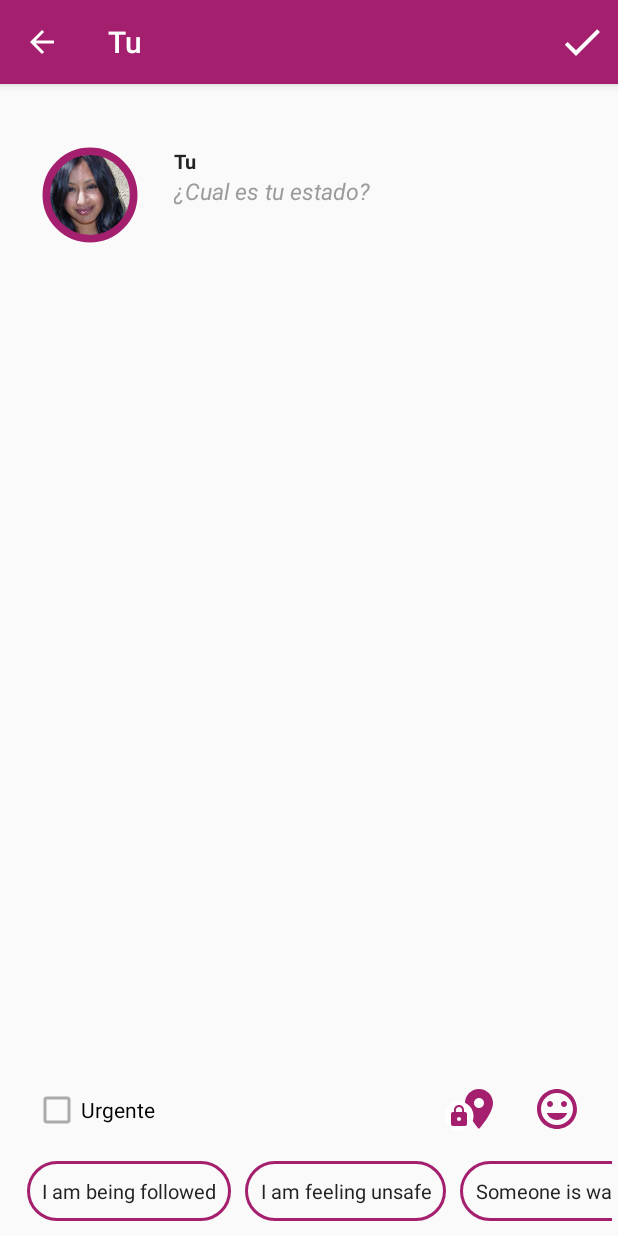
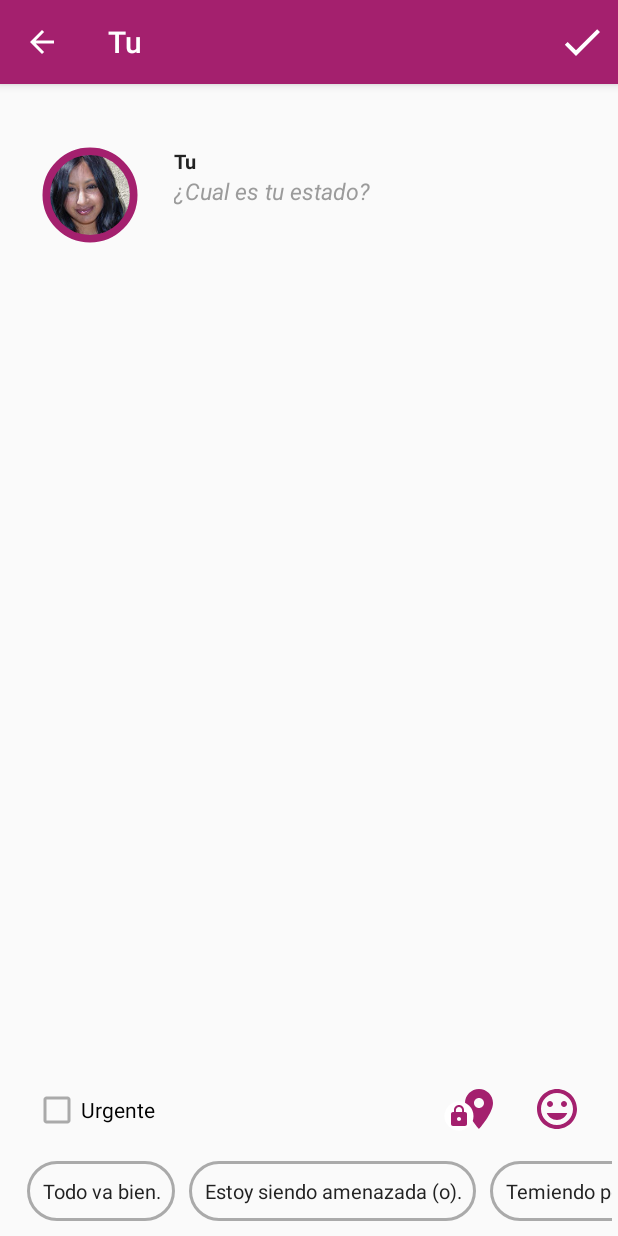
Before and after one commit to guardianproject/OpenCircle, an Android app: the MainActivity screen opened directly, with no data from a screen before it, after a tap on "¿Cual es tu estado?", on a phone screen of 412 x 824 dp. Run offline under Robolectric (Android 15) with nearby library versions, the phone set to English and light mode, and no system bars; our stand-ins replace Volley; libraries missing offline, so code that uses them is left out: com.bignerdranch.expandablerecyclerview, com.vanniktech.emoji, com.wang.avi; 3 statements that could not run were skipped.

Commit message:
Translations and add previous status(es) to edit view.

```diff
--- a/app/src/main/java/com/circleof6/adapter/StatusUpdatesRecyclerViewAdapter.java
+++ b/app/src/main/java/com/circleof6/adapter/StatusUpdatesRecyclerViewAdapter.java
@@ -25,6 +25,8 @@ public class StatusUpdatesRecyclerViewAdapter extends RecyclerView.Adapter<Recyc
     private Contact contact;
     private List<ContactStatusUpdate> updates;
     private StatusViewHolder.OnReplyListener onReplyListener;
+    private boolean usingSeparateLayoutForFirstItem = true;
+    private boolean showingQuickReplyButton = true;
 
     public StatusUpdatesRecyclerViewAdapter(Context context, Contact contact) {
         super();
@@ -36,6 +38,22 @@ public class StatusUpdatesRecyclerViewAdapter extends RecyclerView.Adapter<Recyc
 
     public void setOnReplyListener(StatusViewHolder.OnReplyListener onReplyListener) {
         this.onReplyListener = onReplyListener;
+    }
+
+    public boolean isUsingSeparateLayoutForFirstItem() {
+        return usingSeparateLayoutForFirstItem;
+    }
+
+    public void setUsingSeparateLayoutForFirstItem(boolean usingSeparateLayoutForFirstItem) {
+        this.usingSeparateLayoutForFirstItem = usingSeparateLayoutForFirstItem;
+    }
+
+    public boolean isShowingQuickReplyButton() {
+        return showingQuickReplyButton;
+    }
+
+    public void setShowingQuickReplyButton(boolean showingQuickReplyButton) {
+        this.showingQuickReplyButton = showingQuickReplyButton;
     }
 
     private Context getContext() {
@@ -50,6 +68,14 @@ public class StatusUpdatesRecyclerViewAdapter extends RecyclerView.Adapter<Recyc
         return updates.size();
     }
 
+    @Override
+    public int getItemViewType(int position) {
+        if (isUsingSeparateLayoutForFirstItem() && position == 0) {
+            return 1;
+        }
+        return 0;
+    }
+
     //@Override
     //public long getItemId(int position) {
     //    return replies.get(position).hashCode();
@@ -58,7 +84,7 @@ public class StatusUpdatesRecyclerViewAdapter extends RecyclerView.Adapter<Recyc
     @Override
     public RecyclerView.ViewHolder onCreateViewHolder(ViewGroup parent, int viewType) {
         View view = LayoutInflater.from(parent.getContext())
-                .inflate(R.layout.status_page_item, parent, false);
+                .inflate((viewType == 1) ? R.layout.status_page_item : R.layout.status_page_item_n, parent, false);
         return new StatusUpdateViewHolder(view);
     }
 
@@ -69,11 +95,12 @@ public class StatusUpdatesRecyclerViewAdapter extends RecyclerView.Adapter<Recyc
         if (updates != null && updates.size() > 0) {
             update = updates.get(position);
         }
-        viewHolder.bindModel(contact, update, updates != null && position == updates.size() - 1);
+        viewHolder.bindModel(contact, update, isShowingQuickReplyButton() && (updates != null && position == 0));
     }
 
     private class StatusUpdateViewHolder extends RecyclerView.ViewHolder {
         public TextView tvName;
+        public TextView tvEmoji;
         private TextView tvDate;
         private TextView tvStatus;
         private View layoutLocation;
@@ -83,6 +110,7 @@ public class StatusUpdatesRecyclerViewAdapter extends RecyclerView.Adapter<Recyc
         public StatusUpdateViewHolder(View view) {
             super(view);
             tvName = view.findViewById(R.id.tvContactName);
+            tvEmoji = view.findViewById(R.id.emoji);
             tvDate = view.findViewById(R.id.tvDate);
             tvStatus = view.findViewById(R.id.tvStatus);
             layoutLocation = view.findViewById(R.id.locationLayout);
@@ -91,7 +119,19 @@ public class StatusUpdatesRecyclerViewAdapter extends RecyclerView.Adapter<Recyc
         }
 
         public void bindModel(final Contact contact, ContactStatusUpdate update, boolean showQuickReply) {
+            if (tvName != null) {
                 tvName.setText(contact.getName());
+            }
+            if (tvEmoji != null) {
+                if (update != null && update.getEmoji() != 0) {
+                    StringBuffer sb = new StringBuffer();
+                    sb.append(Character.toChars(update.getEmoji()));
+                    tvEmoji.setText(sb);
+                    tvEmoji.setVisibility(View.VISIBLE);
+                } else {
+                    tvEmoji.setVisibility(View.INVISIBLE);
+                }
+            }
             if (update != null) {
                 tvDate.setText(MethodsUtils.dateDiffDisplayString(update.getDate(), tvDate.getContext(), R.string.status_updated_ago_never, R.string.status_updated_ago_recently, R.string.status_updated_ago_minutes, R.string.status_updated_ago_minute, R.string.status_updated_ago_hours, R.string.status_updated_ago_hour, R.string.status_updated_ago_days, R.string.status_updated_ago_day));
                 tvStatus.setText(update.getMessage());
@@ -101,6 +141,7 @@ public class StatusUpdatesRecyclerViewAdapter extends RecyclerView.Adapter<Recyc
                 } else {
                     tvLocation.setText(update.getLocation());
                 }
+                if (layoutQuickReply != null) {
                     if (showQuickReply) {
                         layoutQuickReply.setOnClickListener(new View.OnClickListener() {
                             @Override
@@ -113,12 +154,15 @@ public class StatusUpdatesRecyclerViewAdapter extends RecyclerView.Adapter<Recyc
                     } else {
                         layoutQuickReply.setVisibility(View.GONE);
                     }
+                }
             } else {
                 tvDate.setText(R.string.status_updated_ago_never);
                 tvStatus.setVisibility(View.GONE);
                 layoutLocation.setVisibility(View.GONE);
+                if (layoutQuickReply != null) {
                     layoutQuickReply.setVisibility(View.GONE);
                 }
             }
         }
     }
+}
--- a/app/src/main/java/com/circleof6/adapter/TagsRecyclerViewAdapter.java
+++ b/app/src/main/java/com/circleof6/adapter/TagsRecyclerViewAdapter.java
@@ -24,6 +24,7 @@ public class TagsRecyclerViewAdapter extends RecyclerView.Adapter<RecyclerView.V
     private final Context context;
     private List<String> tags;
     private TagsRecyclerViewAdapterListener listener;
+    private int tagBackgroundResourceId;
 
     public TagsRecyclerViewAdapter(Context context) {
         super();
@@ -40,6 +41,10 @@ public class TagsRecyclerViewAdapter extends RecyclerView.Adapter<RecyclerView.V
             this.tags = tags;
             notifyDataSetChanged();
         }
+    }
+
+    public void setTagBackgroundResourceId(int tagBackgroundResourceId) {
+        this.tagBackgroundResourceId = tagBackgroundResourceId;
     }
 
     private Context getContext() {
@@ -81,6 +86,7 @@ public class TagsRecyclerViewAdapter extends RecyclerView.Adapter<RecyclerView.V
         StatusTagViewHolder(View view) {
             super(view);
             tagView = (TextView)view;
+            tagView.setBackgroundResource(tagBackgroundResourceId);
         }
 
         @Override
--- a/app/src/main/java/com/circleof6/ui/EditStatusActivity.java
+++ b/app/src/main/java/com/circleof6/ui/EditStatusActivity.java
@@ -16,6 +16,7 @@ import android.widget.TextView;
 
 import com.circleof6.CircleOf6Application;
 import com.circleof6.R;
+import com.circleof6.adapter.StatusUpdatesRecyclerViewAdapter;
 import com.circleof6.adapter.TagsRecyclerViewAdapter;
 import com.circleof6.model.Contact;
 import com.circleof6.model.ContactStatus;
@@ -54,6 +55,17 @@ public class EditStatusActivity extends AppCompatActivity implements QuickStatus
         contact = CircleOf6Application.getInstance().getContactWithId(id);
 
         setTitle(contact.getName());
+
+        RecyclerView rvStatusUpdates = findViewById(R.id.rvStatusUpdates);
+        if (contact.getStatus().canReply()) {
+            rvStatusUpdates.setLayoutManager(new LinearLayoutManager(this, LinearLayoutManager.VERTICAL, false));
+            StatusUpdatesRecyclerViewAdapter adapter = new StatusUpdatesRecyclerViewAdapter(this, contact);
+            adapter.setUsingSeparateLayoutForFirstItem(false);
+            adapter.setShowingQuickReplyButton(false);
+            rvStatusUpdates.setAdapter(adapter);
+        } else {
+            rvStatusUpdates.setVisibility(View.GONE);
+        }
 
         ContactAvatarView avatarView = findViewById(R.id.avatarView);
         avatarView.setContact(contact);
@@ -126,15 +138,20 @@ public class EditStatusActivity extends AppCompatActivity implements QuickStatus
     private void updateUIBasedOnStatusText() {
         if (editStatus.getText().length() == 0) {
             tvStatusHint.setVisibility(editStatus.hasFocus() ? View.GONE : View.VISIBLE);
+            recyclerViewTagsAdapter.setTagBackgroundResourceId(R.drawable.status_tag_item_background_gray);
             recyclerViewTagsAdapter.setTags(listStatusTags);
         } else {
             tvStatusHint.setVisibility(View.GONE);
+            recyclerViewTagsAdapter.setTagBackgroundResourceId(R.drawable.status_tag_item_background);
             recyclerViewTagsAdapter.setTags(listActionTags);
         }
     }
 
     @Override
     public void onTagClicked(String tag) {
+        if (editStatus.getText().length() > 0 && !Character.isWhitespace(editStatus.getText().charAt(editStatus.getText().length() - 1))) {
+            editStatus.append(" ");
+        }
         editStatus.append(tag);
         updateUIBasedOnStatusText();
     }
--- a/app/src/main/java/com/circleof6/view/StatusViewHolder.java
+++ b/app/src/main/java/com/circleof6/view/StatusViewHolder.java
@@ -55,8 +55,10 @@ public class StatusViewHolder {
             layoutEmoji.setVisibility(View.GONE);
         }
 
-        rvStatusUpdates.setAdapter(new StatusUpdatesRecyclerViewAdapter(itemView.getContext(), contact));
-        ((StatusUpdatesRecyclerViewAdapter)rvStatusUpdates.getAdapter()).setOnReplyListener(onReplyListener);
+        StatusUpdatesRecyclerViewAdapter adapter = new StatusUpdatesRecyclerViewAdapter(itemView.getContext(), contact);
+        rvStatusUpdates.setAdapter(adapter);
+        adapter.setShowingQuickReplyButton(!contact.isYou());
+        adapter.setOnReplyListener(onReplyListener);
     }
 
     public OnReplyListener getOnReplyListener() {
--- /dev/null
+++ b/app/src/main/res/drawable/status_tag_item_background_gray.xml
@@ -0,0 +1,7 @@
+<?xml version="1.0" encoding="utf-8"?>
+<shape xmlns:android="http://schemas.android.com/apk/res/android"
+    android:shape="rectangle">
+    <size android:height="40dp" />
+    <stroke android:width="2dp" android:color="@android:color/darker_gray" />
+    <corners android:radius="20dp" />
+</shape>
--- a/app/src/main/res/layout/activity_edit_status.xml
+++ b/app/src/main/res/layout/activity_edit_status.xml
@@ -19,12 +19,30 @@
 
     </android.support.design.widget.AppBarLayout>
 
-    <RelativeLayout xmlns:android="http://schemas.android.com/apk/res/android"
+    <LinearLayout
         android:layout_width="match_parent"
         android:layout_height="match_parent"
+        android:orientation="vertical"
         app:layout_behavior="@string/appbar_scrolling_view_behavior"
         android:id="@+id/statusRoot"
         >
+
+        <android.support.v7.widget.RecyclerView
+            android:id="@+id/rvStatusUpdates"
+            android:layout_width="match_parent"
+            android:layout_height="0dp"
+            android:layout_weight="1"
+            >
+
+        </android.support.v7.widget.RecyclerView>
+
+        <RelativeLayout xmlns:android="http://schemas.android.com/apk/res/android"
+            android:layout_width="match_parent"
+            android:layout_height="0dp"
+            android:layout_weight="4"
+        >
+
+
 
         <FrameLayout
             android:id="@+id/avatarLayout"
@@ -183,4 +201,6 @@
 
     </RelativeLayout>
 
+    </LinearLayout>
+
 </android.support.design.widget.CoordinatorLayout>
--- a/app/src/main/res/values/arrays.xml
+++ b/app/src/main/res/values/arrays.xml
@@ -66,15 +66,33 @@
         <item>http://www.jagori.org/</item>
     </string-array>
 
+    <!--
     <string-array name="edit_status_tags">
-        <item>I am being followed</item>
-        <item>I am feeling unsafe</item>
-        <item>Someone is watching me</item>
+        <item>Everything is okay.</item>
+        <item>I'm being threatened.</item>
+        <item>Frightened for my safety.</item>
+        <item>I'm being trolled.</item>
+        <item>Fleeing.</item>
     </string-array>
     <string-array name="edit_status_action_tags">
-        <item>Please come meet me</item>
-        <item>Call me a cab</item>
-        <item>Please call me</item>
+        <item>Help me</item>
+        <item>Call me</item>
+        <item>What should I do</item>
+        <item>Meet me</item>
     </string-array>
+    -->
 
+    <string-array name="edit_status_tags">
+        <item>Todo va bien.</item>
+        <item>Estoy siendo amenazada (o).</item>
+        <item>Temiendo por mi seguridad.</item>
+        <item>Me estan troleando.</item>
+        <item>Huyendo.</item>
+    </string-array>
+    <string-array name="edit_status_action_tags">
+        <item>Ayudenme</item>
+        <item>Llamame</item>
+        <item>¿Que debo hacer?</item>
+        <item>Reúnete conmigo</item>
+    </string-array>
 </resources>
--- a/app/src/main/res/values/styles.xml
+++ b/app/src/main/res/values/styles.xml
@@ -45,6 +45,12 @@
         <item name="android:textStyle">bold</item>
         <item name="android:lineSpacingMultiplier">1.1</item>
     </style>
+    <style name="StatusTextAppearanceSmall" parent="TextAppearance.AppCompat.Large">
+        <item name="android:textColor">#232323</item>
+        <item name="android:textSize">16sp</item>
+        <item name="android:textStyle">normal</item>
+        <item name="android:lineSpacingMultiplier">1.1</item>
+    </style>
     <style name="EditStatusTextAppearance" parent="TextAppearance.AppCompat.Large">
         <item name="android:textColor">#232323</item>
         <item name="android:textSize">21sp</item>
```
Also changed, not shown: app/src/main/res/layout/status_page_item_n.xml (added, +70 -0 lines), app/src/main/res/values/strings.xml (+9 -9 lines), 1 other file. Lines whose indentation alone changed are shown as unchanged.
